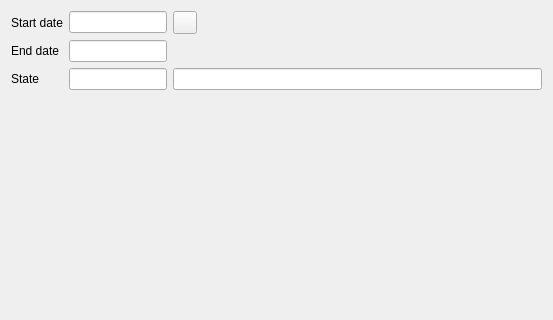
This is Reports/cr5cashmovementfilter.ui in End1-1/Cafe5 as Qt 5 draws it before an edit; both pictures show x 0 to 553 and y 0 to 320 of the 553 by 541 pixel window. The edited form follows.
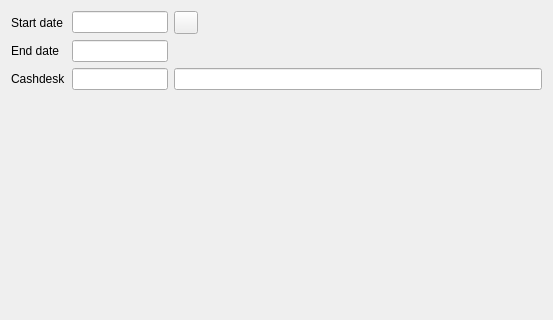
This is the edited form. Icons and pictures are not drawn. Custom widgets are drawn as their Qt base class.

```diff
--- a/Reports/cr5cashmovementfilter.ui
+++ b/Reports/cr5cashmovementfilter.ui
@@ -100,7 +100,7 @@
    <item row="2" column="0">
     <widget class="QLabel" name="label_3">
      <property name="text">
-      <string>State</string>
+      <string>Cashdesk</string>
      </property>
     </widget>
    </item>
```
